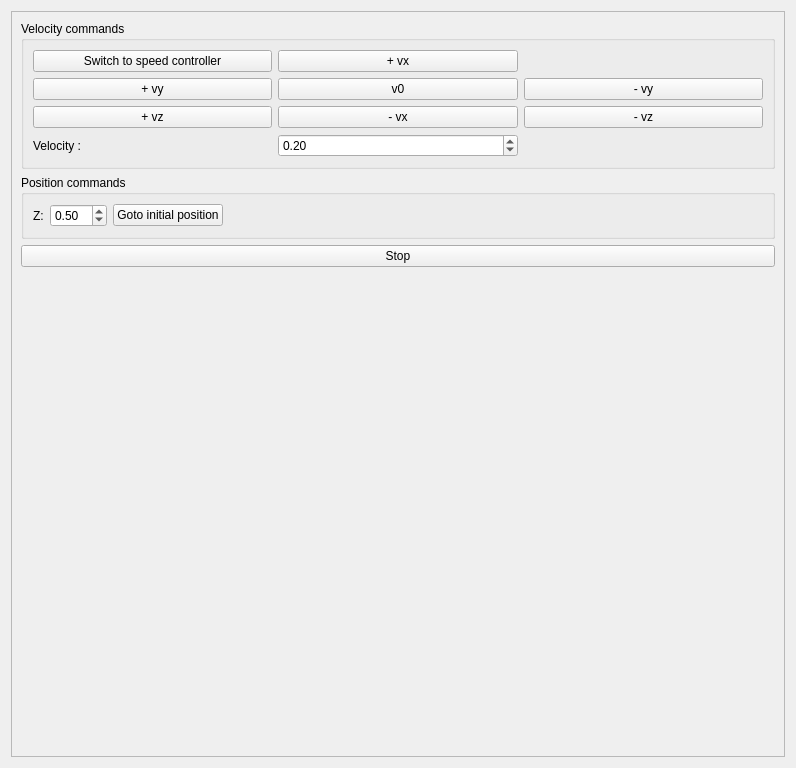
First picture: the form in gui/src/gui/speed_tuning.ui, repository giorgiocorra/SML, before the edit.
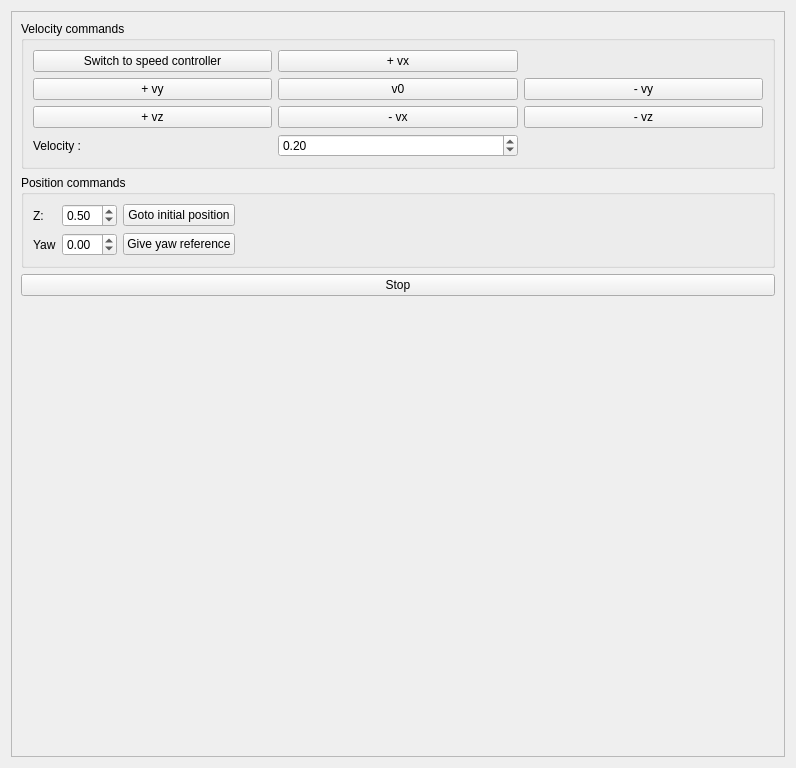
Second picture: the form after the edit.

```diff
--- a/gui/src/gui/speed_tuning.ui
+++ b/gui/src/gui/speed_tuning.ui
@@ -120,15 +120,34 @@
           <string>Position commands</string>
          </property>
          <layout class="QGridLayout" name="gridLayout_2">
-          <item row="0" column="0">
-           <widget class="QLabel" name="label">
+          <item row="1" column="1">
+           <widget class="QDoubleSpinBox" name="yaw_value">
+            <property name="minimum">
+             <double>-3.140000000000000</double>
+            </property>
+            <property name="maximum">
+             <double>3.140000000000000</double>
+            </property>
+            <property name="singleStep">
+             <double>0.100000000000000</double>
+            </property>
+           </widget>
+          </item>
+          <item row="1" column="2">
+           <widget class="QPushButton" name="set_yaw_angle">
             <property name="text">
-             <string>Z:</string>
+             <string>Give yaw reference</string>
             </property>
            </widget>
           </item>
           <item row="0" column="1">
            <widget class="QDoubleSpinBox" name="z_value">
+            <property name="minimum">
+             <double>0.000000000000000</double>
+            </property>
+            <property name="maximum">
+             <double>3.000000000000000</double>
+            </property>
             <property name="singleStep">
              <double>0.500000000000000</double>
             </property>
@@ -157,6 +176,20 @@
             </property>
            </spacer>
           </item>
+          <item row="0" column="0">
+           <widget class="QLabel" name="label">
+            <property name="text">
+             <string>Z:</string>
+            </property>
+           </widget>
+          </item>
+          <item row="1" column="0">
+           <widget class="QLabel" name="label_3">
+            <property name="text">
+             <string>Yaw</string>
+            </property>
+           </widget>
+          </item>
          </layout>
         </widget>
        </item>
```
Left out of the diff: 8 changed lines with no effect on the pictures.
